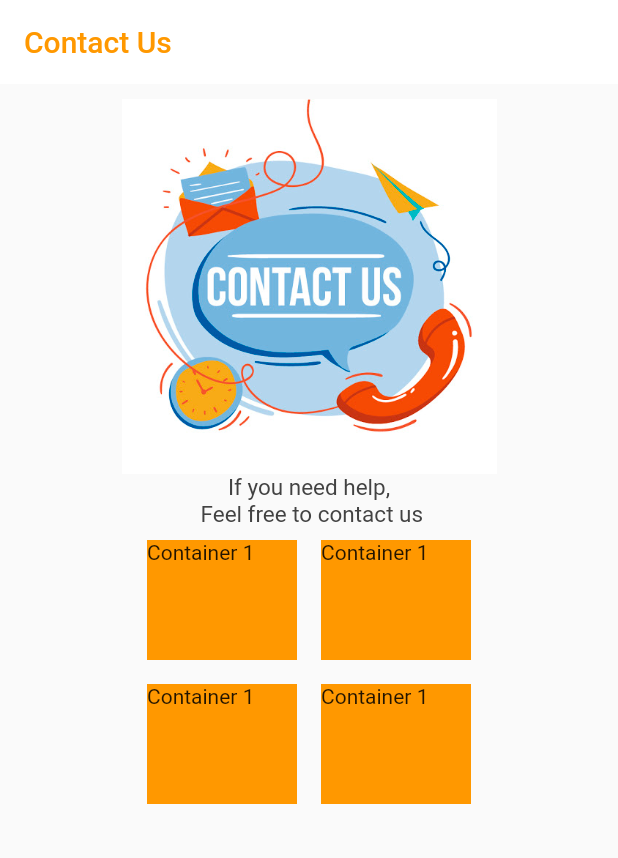
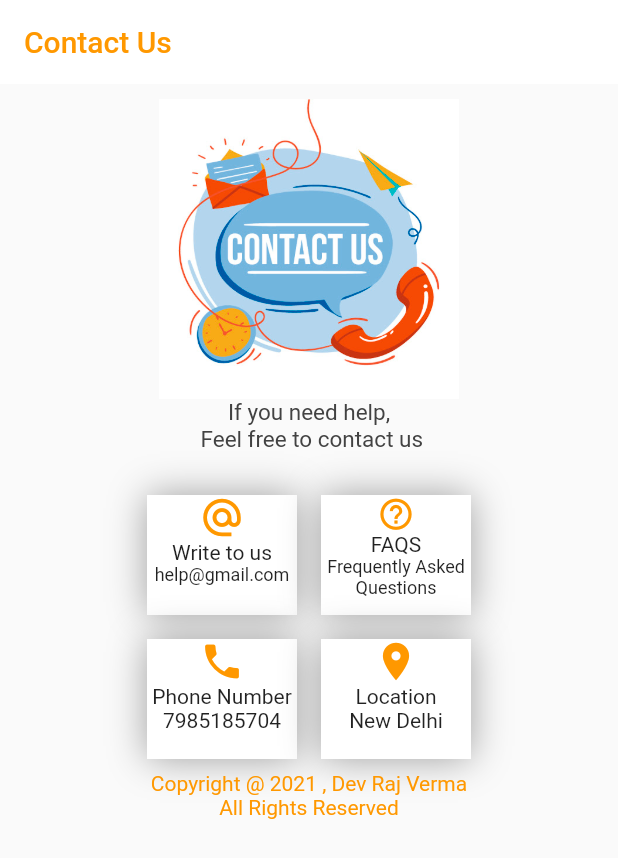
Before and after one commit to devrajgaur/contact_us, a Flutter app: the screen it shows after launch, on a phone screen of 412 x 824 dp. Shown: the top 858 px of the screen. Run offline on Flutter 3.47's test engine with Material 2 defaults, Android fonts, the phone set to English and light mode, and no system bars.

Commit message:
Learnt to add containers, giving colors to containers, and many more

```diff
--- a/lib/main.dart
+++ b/lib/main.dart
@@ -28,7 +28,7 @@ class contact extends StatelessWidget {
             Center(
               child: Image.asset(
                 'images/contact.jpg',
-                height: 250,
+                height: 200,
               ),
             ),
             Text(
@@ -36,25 +36,73 @@ class contact extends StatelessWidget {
               textAlign: TextAlign.center,
               style: TextStyle(fontSize: 15, color: Colors.grey[800]),
             ),
+            SizedBox(
+              height: 20,
+            ),
+            //to bring down the containers a little bit lower from the text
             Row(
               mainAxisAlignment: MainAxisAlignment.center,
               children: <Widget>[
+                //Container 1
+
                 Padding(
                   padding: const EdgeInsets.all(8.0),
                   child: Container(
                     height: 80,
                     width: 100,
-                    color: Colors.orange,
-                    child: Text('Container 1'),
+                    //color: Colors.white, //we cannot use it here because if you are using
+                    decoration: BoxDecoration(color: Colors.white, boxShadow: [
+                      BoxShadow(
+                        color: Colors.grey,
+                        blurRadius: 20,
+                      )
+                    ]),
+                    child: Column(
+                      children: [
+                        Icon(
+                          Icons.alternate_email,
+                          color: Colors.orange,
+                          size: 30,
+                        ),
+                        Text('Write to us'),
+                        Text(
+                          'help@gmail.com',
+                          style: TextStyle(fontSize: 12),
+                        ),
+                      ],
+                    ),
                   ),
                 ),
+
+                //Container 2
+
                 Padding(
                   padding: const EdgeInsets.all(8.0),
                   child: Container(
                     height: 80,
                     width: 100,
-                    color: Colors.orange,
-                    child: Text('Container 1'),
+                    //color: Colors.white, //we cannot use it here because if you are using
+                    decoration: BoxDecoration(color: Colors.white, boxShadow: [
+                      BoxShadow(
+                        color: Colors.grey,
+                        blurRadius: 20,
+                      )
+                    ]),
+                    child: Column(
+                      children: <Widget>[
+                        Icon(
+                          Icons.help_outline,
+                          color: Colors.orange,
+                          size: 25,
+                        ),
+                        Text('FAQS'),
+                        Text(
+                          'Frequently Asked Questions',
+                          textAlign: TextAlign.center,
+                          style: TextStyle(fontSize: 12),
+                        ),
+                      ],
+                    ),
                   ),
                 ),
               ],
@@ -62,25 +110,70 @@ class contact extends StatelessWidget {
             Row(
               mainAxisAlignment: MainAxisAlignment.center,
               children: <Widget>[
+                //Container 3
+
                 Padding(
                   padding: const EdgeInsets.all(8.0),
                   child: Container(
                     height: 80,
                     width: 100,
-                    color: Colors.orange,
-                    child: Text('Container 1'),
+                    //color: Colors.white, //we cannot use it here because if you are using
+                    decoration: BoxDecoration(color: Colors.white, boxShadow: [
+                      BoxShadow(
+                        color: Colors.grey,
+                        blurRadius: 20,
+                      )
+                    ]),
+                    child: Column(
+                      children: <Widget>[
+                        Icon(
+                          Icons.phone,
+                          color: Colors.orange,
+                          size: 30,
+                        ),
+                        Text('Phone Number'),
+                        Text('7985185704'),
+                      ],
+                    ),
                   ),
                 ),
+
+                //Container 4
+
                 Padding(
                   padding: const EdgeInsets.all(8.0),
                   child: Container(
                     height: 80,
                     width: 100,
-                    color: Colors.orange,
-                    child: Text('Container 1'),
+                    //color: Colors.white, //we cannot use it here because if you are using
+                    decoration: BoxDecoration(color: Colors.white, boxShadow: [
+                      BoxShadow(
+                        color: Colors.grey,
+                        blurRadius: 20,
+                      )
+                    ]),
+                    child: Column(
+                      children: <Widget>[
+                        Icon(
+                          Icons.location_on,
+                          color: Colors.orange,
+                          size: 30,
+                        ),
+                        Text('Location'),
+                        Text('New Delhi'),
+                      ],
+                    ),
                   ),
                 ),
               ],
+            ),
+            Text(
+              "Copyright @ 2021 , Dev Raj Verma",
+              style: TextStyle(color: Colors.orange),
+            ),
+            Text(
+              "All Rights Reserved",
+              style: TextStyle(color: Colors.orange),
             ),
           ],
         ),
```
